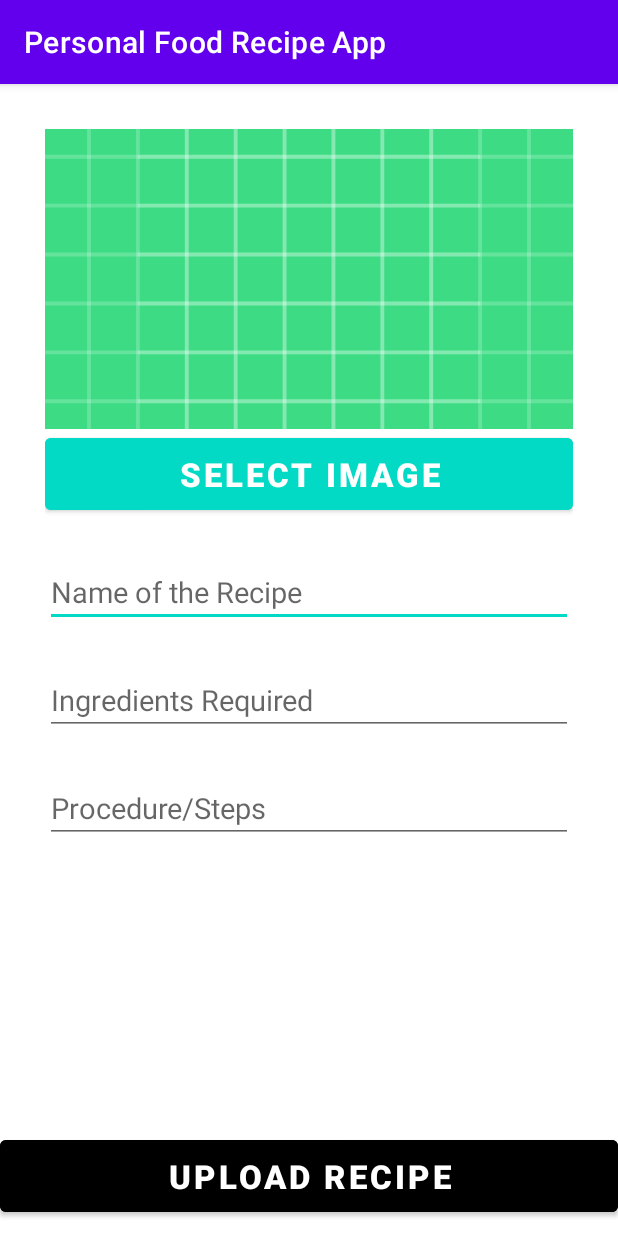
After one commit to Agamjyot08/PersonalFoodRecipeApp, an Android app: the UploadDishActivity screen opened directly, with no data from a screen before it, on a phone screen of 412 x 824 dp. The commit adds this screen. Run offline under Robolectric (Android 15) with nearby library versions, the phone set to English and light mode, and no system bars.

Commit message:
update new recipe UI

```diff
--- a/app/src/main/AndroidManifest.xml
+++ b/app/src/main/AndroidManifest.xml
@@ -9,6 +9,9 @@
         android:roundIcon="@mipmap/ic_launcher_round"
         android:supportsRtl="true"
         android:theme="@style/Theme.PersonalFoodRecipeApp">
+        <activity
+            android:name=".UploadDishActivity"
+            android:exported="false" />
         <activity
             android:name=".ItemDetailsActivity"
             android:exported="false" />
--- a/app/src/main/java/com/android/personalfoodrecipeapp/MainActivity.java
+++ b/app/src/main/java/com/android/personalfoodrecipeapp/MainActivity.java
@@ -27,13 +27,7 @@ public class MainActivity extends AppCompatActivity {
 
         myItemList = new ArrayList<>();
 
-        foodData = new FoodData("Sample dish name", "sample", "sample", R.drawable.ic_launcher_background);
 
-        myItemList.add(foodData);
-
-        foodData = new FoodData("Sample dish name", "sample", "sample", R.drawable.ic_launcher_background);
-
-        myItemList.add(foodData);
 
         Adapter myAdapter = new Adapter(MainActivity.this, myItemList);
         recyclerView.setAdapter(myAdapter);
--- /dev/null
+++ b/app/src/main/java/com/android/personalfoodrecipeapp/UploadDishActivity.java
@@ -0,0 +1,14 @@
+package com.android.personalfoodrecipeapp;
+
+import androidx.appcompat.app.AppCompatActivity;
+
+import android.os.Bundle;
+
+public class UploadDishActivity extends AppCompatActivity {
+
+    @Override
+    protected void onCreate(Bundle savedInstanceState) {
+        super.onCreate(savedInstanceState);
+        setContentView(R.layout.activity_upload_dish);
+    }
+}
--- /dev/null
+++ b/app/src/main/res/layout/activity_upload_dish.xml
@@ -0,0 +1,76 @@
+<RelativeLayout xmlns:android="http://schemas.android.com/apk/res/android"
+    xmlns:app="http://schemas.android.com/apk/res-auto"
+    xmlns:tools="http://schemas.android.com/tools"
+    android:layout_width="match_parent"
+    android:layout_height="match_parent"
+    android:orientation="vertical"
+    tools:context=".UploadDishActivity">
+
+    <ScrollView
+        android:layout_width="match_parent"
+        android:layout_height="match_parent">
+
+        <LinearLayout
+            android:layout_width="match_parent"
+            android:layout_height="wrap_content"
+            android:layout_margin="30dp"
+            android:orientation="vertical">
+
+            <ImageView
+                android:id="@+id/imageView"
+                android:layout_width="match_parent"
+                android:layout_height="200dp"
+                android:scaleType="centerCrop"
+                android:src="@drawable/ic_launcher_background" />
+
+            <Button
+                android:layout_width="match_parent"
+                android:layout_height="60dp"
+                android:backgroundTint="@color/teal_200"
+                android:onClick="btnSelectImage"
+                android:text="Select Image"
+                android:textColor="#ffffff"
+                android:textSize="22sp"
+                android:textStyle="bold" />
+
+            <EditText
+                android:id="@+id/txt_name"
+                android:layout_width="match_parent"
+                android:layout_height="wrap_content"
+                android:layout_marginTop="25dp"
+                android:hint="Name of the Recipe"
+                android:textSize="19sp" />
+
+            <EditText
+                android:id="@+id/text_ing"
+                android:layout_width="match_parent"
+                android:layout_height="wrap_content"
+                android:layout_marginTop="25dp"
+                android:hint="Ingredients Required"
+                android:textSize="19sp" />
+
+            <EditText
+                android:id="@+id/text_pro"
+                android:layout_width="match_parent"
+                android:layout_height="wrap_content"
+                android:layout_marginTop="25dp"
+                android:hint="Procedure/Steps"
+                android:textSize="19sp" />
+
+        </LinearLayout>
+
+    </ScrollView>
+
+    <Button
+        android:layout_width="match_parent"
+        android:layout_height="60dp"
+        android:layout_alignParentBottom="true"
+        android:layout_marginBottom="10dp"
+        android:backgroundTint="@color/black"
+        android:onClick="btnUploadRecipe"
+        android:text="Upload Recipe"
+        android:textColor="#ffffff"
+        android:textSize="22sp"
+        android:textStyle="bold" />
+
+</RelativeLayout>
--- a/build.gradle
+++ b/build.gradle
@@ -5,7 +5,7 @@ buildscript {
         mavenCentral()
     }
     dependencies {
-        classpath "com.android.tools.build:gradle:7.0.2"
+        classpath 'com.android.tools.build:gradle:7.0.3'
 
         // NOTE: Do not place your application dependencies here; they belong
         // in the individual module build.gradle files
```
